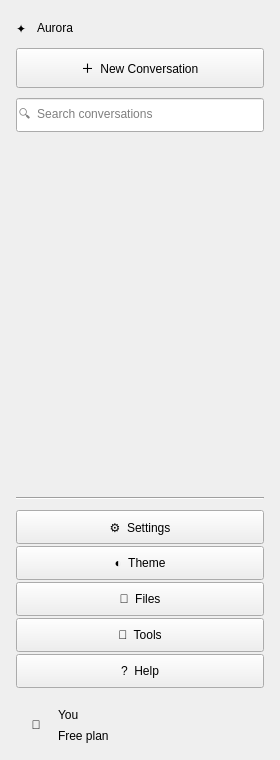
Before: the Qt Designer form ui/ui/sidebar.ui in Taki-Bh/Memo, drawn with Qt 5.
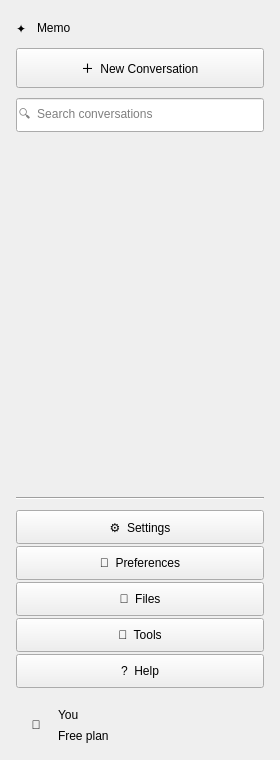
After: the same form once the commit is applied. Custom widgets are drawn as their Qt base class.

The edit to the form file:
```diff
--- a/ui/ui/sidebar.ui
+++ b/ui/ui/sidebar.ui
@@ -23,7 +23,7 @@
      </item>
      <item>
       <widget class="QLabel" name="brandLabel">
-       <property name="text"><string>Aurora</string></property>
+       <property name="text"><string>Memo</string></property>
       </widget>
      </item>
      <item>
@@ -91,8 +91,8 @@
       </widget>
      </item>
      <item>
-      <widget class="GlassButton" name="themeButton">
-       <property name="text"><string>◐  Theme</string></property>
+      <widget class="GlassButton" name="preferencesButton">
+       <property name="text"><string>🎨  Preferences</string></property>
        <property name="minimumSize"><size><width>0</width><height>34</height></size></property>
        <property name="cursor"><cursorShape>PointingHandCursor</cursorShape></property>
       </widget>
```
